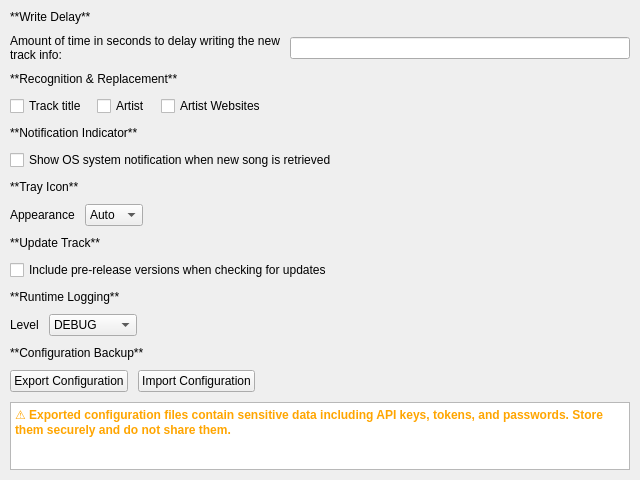
The window that nowplaying/resources/ui/general.ui (whatsnowplaying/whats-now-playing) describes before a commit, drawn with Qt 5.
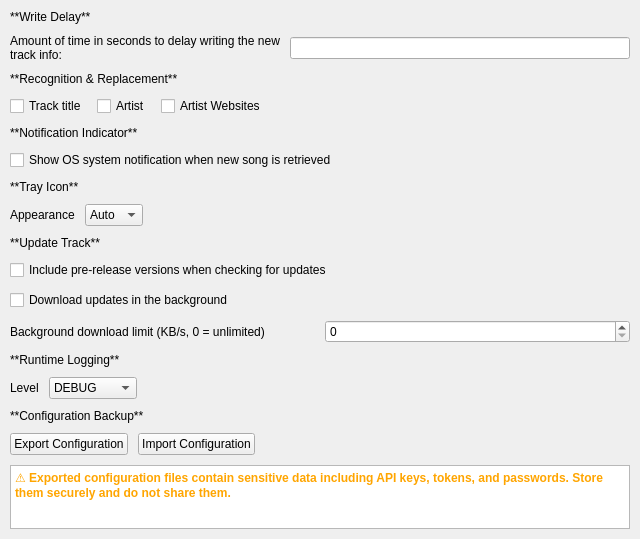
The same window after the commit.

Commit message: Add background update pre-fetch with configurable bandwidth cap (#1689)

The edit to the form file:
```diff
--- a/nowplaying/resources/ui/general.ui
+++ b/nowplaying/resources/ui/general.ui
@@ -189,6 +189,43 @@
      </property>
     </widget>
    </item>
+   <item>
+    <widget class="QCheckBox" name="prefetch_checkbox">
+     <property name="text">
+      <string>Download updates in the background</string>
+     </property>
+     <property name="toolTip">
+      <string>When enabled, update archives are downloaded silently while the app is running so the next launch can install without waiting for a download.</string>
+     </property>
+    </widget>
+   </item>
+   <item>
+    <layout class="QHBoxLayout" name="prefetch_bandwidth_layout">
+     <item>
+      <widget class="QLabel" name="prefetch_bandwidth_label">
+       <property name="text">
+        <string>Background download limit (KB/s, 0 = unlimited)</string>
+       </property>
+      </widget>
+     </item>
+     <item>
+      <widget class="QSpinBox" name="prefetch_bandwidth_spinbox">
+       <property name="toolTip">
+        <string>Maximum download speed for background update pre-fetch. Set to 0 for unlimited. Useful during live sets to avoid network contention.</string>
+       </property>
+       <property name="minimum">
+        <number>0</number>
+       </property>
+       <property name="maximum">
+        <number>100000</number>
+       </property>
+       <property name="singleStep">
+        <number>100</number>
+       </property>
+      </widget>
+     </item>
+    </layout>
+   </item>
    <item>
     <widget class="QLabel" name="logging_header_label">
      <property name="text">
```
The commit also changes 10 other files.
